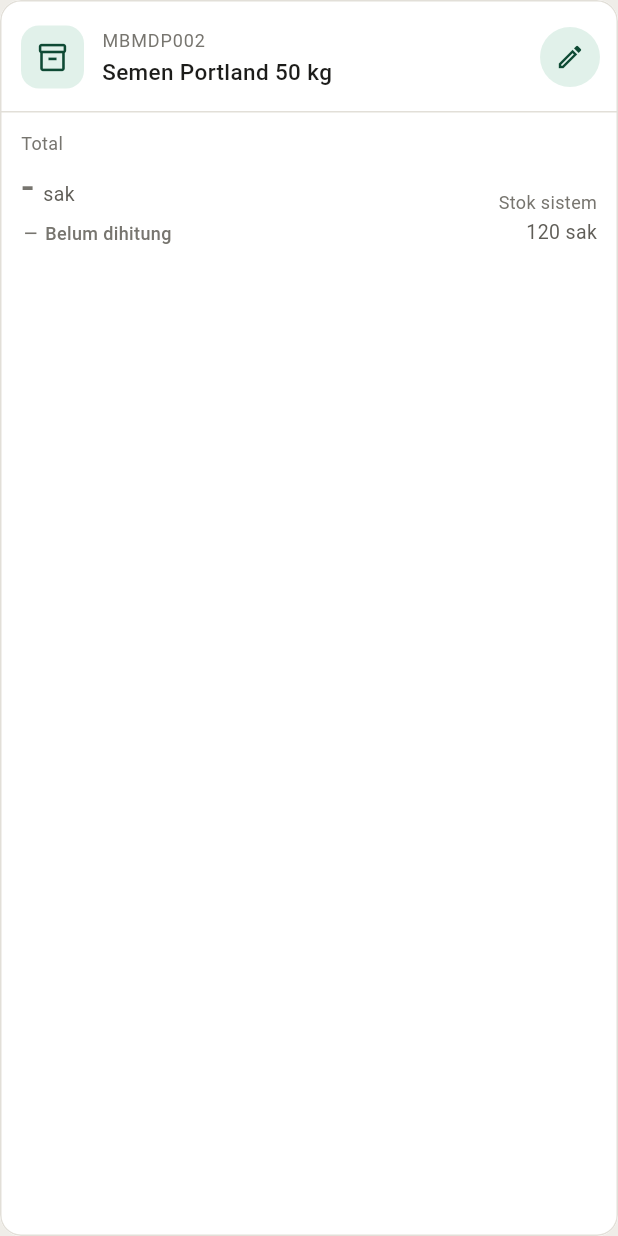
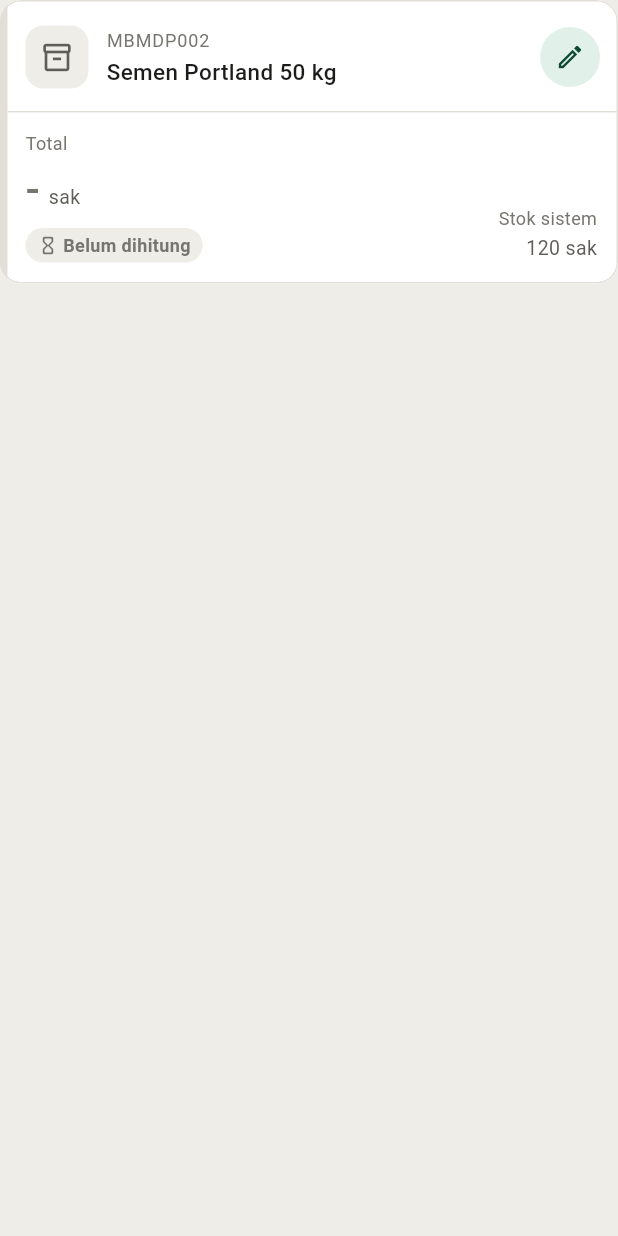
Before and after one commit to AmeliaDewiPuspita16/inventory_flutter, a Flutter app: the OpnameLineTile widget shown alone on an empty page, opened directly with sample values from the repository, on a phone screen of 412 x 824 dp. Run offline on Flutter 3.47's test engine with Material 3 defaults, Android fonts, the phone set to English and light mode, and no system bars; our stand-ins replace equatable; missing offline and left inert: mobile_scanner.

Commit message:
Enhance UI components and improve code readability in opname features

```diff
--- a/lib/features/opname/presentation/widgets/difference_label.dart
+++ b/lib/features/opname/presentation/widgets/difference_label.dart
@@ -2,8 +2,9 @@ import 'package:flutter/material.dart';
 import '../../../../core/theme/app_colors.dart';
 import '../../../../core/utils/formatters.dart';
 
-/// Teks kecil selisih hitung vs sistem:
-/// hijau "+8 sak" (bertambah), merah "-8 sak" (berkurang), abu "Sesuai".
+/// Badge selisih hitung vs sistem (pakai latar warna):
+/// hijau "+8 sak" (bertambah), merah "-8 sak" (berkurang),
+/// abu "Sesuai sistem" (sama), abu muda "Belum dihitung".
 class DifferenceLabel extends StatelessWidget {
   final double? difference;
   final String unit;
@@ -13,38 +14,50 @@ class DifferenceLabel extends StatelessWidget {
   @override
   Widget build(BuildContext context) {
     final d = difference;
-    final Color color;
+    final Color fg;
+    final Color bg;
     final IconData icon;
     final String text;
 
     if (d == null) {
-      color = AppColors.textMuted;
-      icon = Icons.remove;
+      fg = AppColors.textMuted;
+      bg = AppColors.background;
+      icon = Icons.hourglass_empty_rounded;
       text = 'Belum dihitung';
     } else if (d > 0) {
-      color = AppColors.success;
-      icon = Icons.arrow_upward;
+      fg = AppColors.success;
+      bg = AppColors.successBg;
+      icon = Icons.arrow_upward_rounded;
       text = '+${formatQty(d)} $unit';
     } else if (d < 0) {
-      color = AppColors.dangerText;
-      icon = Icons.arrow_downward;
+      fg = AppColors.dangerText;
+      bg = AppColors.dangerBg;
+      icon = Icons.arrow_downward_rounded;
       text = '-${formatQty(-d)} $unit';
     } else {
-      color = AppColors.textSecondary;
-      icon = Icons.check;
+      fg = AppColors.primary;
+      bg = AppColors.primarySoft;
+      icon = Icons.check_rounded;
       text = 'Sesuai sistem';
     }
 
-    return Row(
+    return Container(
+      padding: const EdgeInsets.symmetric(horizontal: 8, vertical: 3),
+      decoration: BoxDecoration(
+        color: bg,
+        borderRadius: BorderRadius.circular(20),
+      ),
+      child: Row(
         mainAxisSize: MainAxisSize.min,
         children: [
-        Icon(icon, size: 13, color: color),
+          Icon(icon, size: 14, color: fg),
           const SizedBox(width: 3),
           Text(
             text,
-          style: TextStyle(fontSize: 12, fontWeight: FontWeight.w500, color: color),
+            style: TextStyle(fontSize: 12, fontWeight: FontWeight.w600, color: fg),
           ),
         ],
+      ),
     );
   }
 }
--- a/lib/features/opname/presentation/widgets/opname_line_tile.dart
+++ b/lib/features/opname/presentation/widgets/opname_line_tile.dart
@@ -7,8 +7,10 @@ import '../../domain/entities/opname_item.dart';
 import 'difference_label.dart';
 
 /// Kartu barang di daftar rak.
+///   Garis di kiri: abu = belum dihitung, primary = sudah dihitung.
+///   Status +/- ada di badge selisih.
 ///   atas : ikon, kode, nama, tombol edit
-///   bawah: Total (jumlah aktual) lalu selisih +/- dari stok sistem
+///   bawah: Total (jumlah aktual), badge selisih, dan stok sistem
 class OpnameLineTile extends StatelessWidget {
   final OpnameItem item;
   final VoidCallback onEdit;
@@ -18,26 +20,39 @@ class OpnameLineTile extends StatelessWidget {
   @override
   Widget build(BuildContext context) {
     final counted = item.isCounted;
+    final d = item.difference;
+
     return AppCard(
       onTap: onEdit,
       padding: EdgeInsets.zero,
-      borderColor: counted ? AppColors.success : AppColors.border,
+      child: IntrinsicHeight(
+        child: Row(
+          crossAxisAlignment: CrossAxisAlignment.stretch,
+          children: [
+            Container(
+              width: 5,
+              color: counted ? AppColors.primary : AppColors.border,
+            ),
+            Expanded(
               child: Column(
                 crossAxisAlignment: CrossAxisAlignment.start,
                 children: [
                   Padding(
-            padding: const EdgeInsets.fromLTRB(14, 14, 8, 12),
+                    padding: const EdgeInsets.fromLTRB(12, 14, 8, 12),
                     child: Row(
                       children: [
                         Container(
                           width: 42,
                           height: 42,
                           decoration: BoxDecoration(
-                    color: AppColors.primarySoft,
+                            color: AppColors.background,
                             borderRadius: BorderRadius.circular(12),
                           ),
-                  child: const Icon(Icons.inventory_2_outlined,
-                      color: AppColors.primary, size: 22),
+                          child: const Icon(
+                            Icons.inventory_2_outlined,
+                            size: 22,
+                            color: AppColors.textSecondary,
+                          ),
                         ),
                         const SizedBox(width: 12),
                         Expanded(
@@ -66,7 +81,7 @@ class OpnameLineTile extends StatelessWidget {
                   ),
                   const Divider(height: 1, color: AppColors.border),
                   Padding(
-            padding: const EdgeInsets.fromLTRB(14, 12, 14, 14),
+                    padding: const EdgeInsets.fromLTRB(12, 12, 14, 14),
                     child: Row(
                       crossAxisAlignment: CrossAxisAlignment.end,
                       children: [
@@ -83,7 +98,7 @@ class OpnameLineTile extends StatelessWidget {
                                   Text(
                                     counted ? formatQty(item.countedQty!) : '-',
                                     style: AppTextStyles.quantity.copyWith(
-                              fontSize: 26,
+                                      fontSize: 28,
                                       color: counted
                                           ? AppColors.textPrimary
                                           : AppColors.textMuted,
@@ -93,9 +108,8 @@ class OpnameLineTile extends StatelessWidget {
                                   Text(item.unit, style: AppTextStyles.label),
                                 ],
                               ),
-                      const SizedBox(height: 4),
-                      DifferenceLabel(
-                          difference: item.difference, unit: item.unit),
+                              const SizedBox(height: 6),
+                              DifferenceLabel(difference: d, unit: item.unit),
                             ],
                           ),
                         ),
@@ -113,6 +127,10 @@ class OpnameLineTile extends StatelessWidget {
                   ),
                 ],
               ),
+            ),
+          ],
+        ),
+      ),
     );
   }
 }
```
Also changed, not shown: lib/features/opname/presentation/screens/opname_count_screen.dart (+79 -39 lines). Lines whose indentation alone changed are shown as unchanged.
